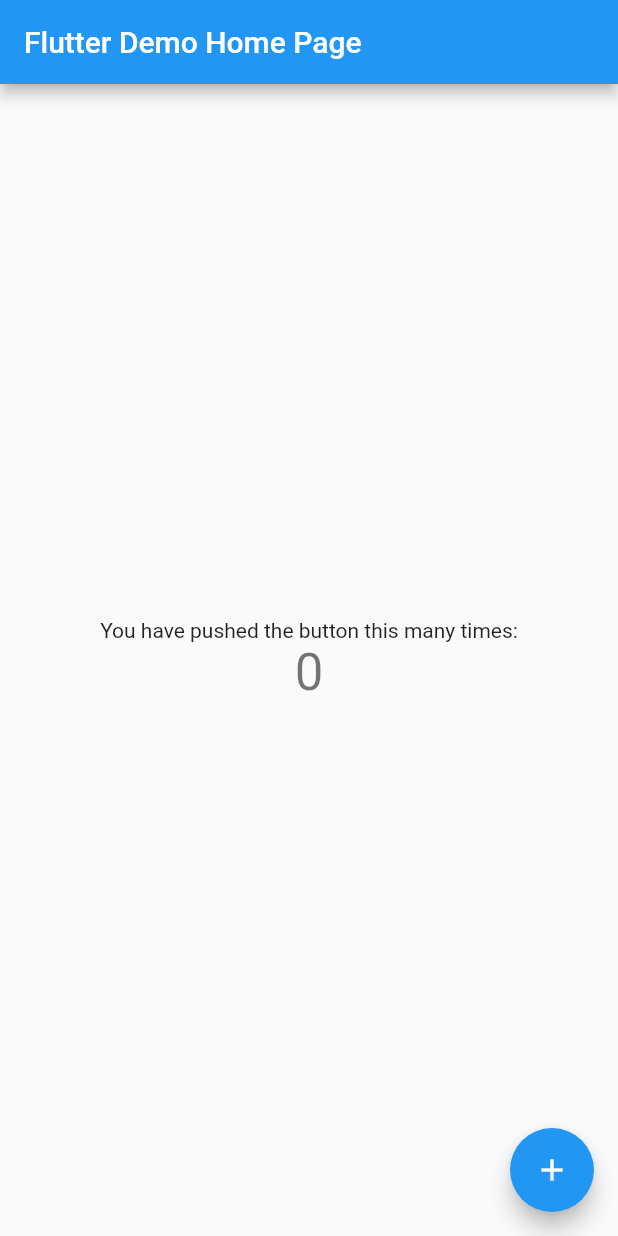
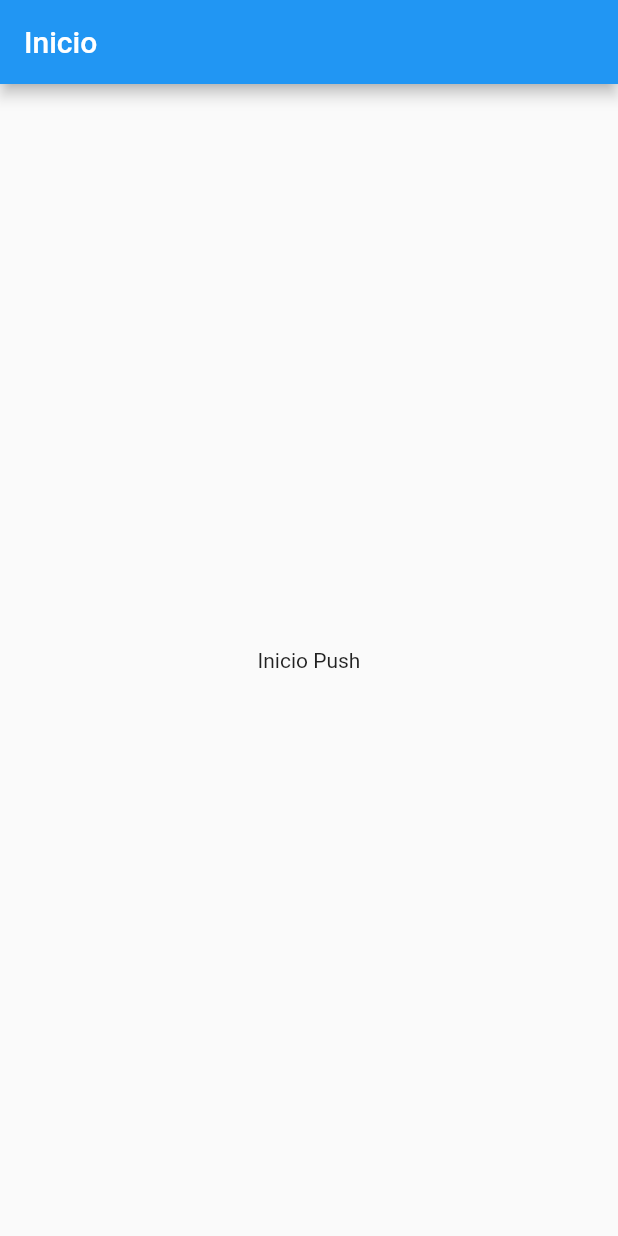
Before and after one commit to nathaliaaw/flutter_Mensajeria, a Flutter app: the screen it shows after launch, on a phone screen of 412 x 824 dp. Run offline on Flutter 3.47's test engine with Material 2 defaults, Android fonts, the phone set to English and light mode, and no system bars; our stand-ins replace firebase_core, firebase_messaging; accounts and stored records are empty.

Commit message:
Envio de mi prime mensaje push

```diff
--- a/notificaciones_push/lib/main.dart
+++ b/notificaciones_push/lib/main.dart
@@ -1,113 +1,54 @@
+
 import 'package:flutter/material.dart';
+import 'package:notificaciones_push/src/pages/home_page.dart';
+import 'package:notificaciones_push/src/pages/mensaje_page.dart';
+import 'package:notificaciones_push/src/servicio/notificacion_push_servicio.dart';
 
-void main() {
+void main() async {
+  WidgetsFlutterBinding.ensureInitialized();
+  await PushNotificationService.initializeApp();
+
   runApp(MyApp());
 }
 
-class MyApp extends StatelessWidget {
-  // This widget is the root of your application.
+class MyApp extends StatefulWidget {
   @override
-  Widget build(BuildContext context) {
-    return MaterialApp(
-      title: 'Flutter Demo',
-      theme: ThemeData(
-        // This is the theme of your application.
-        //
-        // Try running your application with "flutter run". You'll see the
-        // application has a blue toolbar. Then, without quitting the app, try
-        // changing the primarySwatch below to Colors.green and then invoke
-        // "hot reload" (press "r" in the console where you ran "flutter run",
-        // or simply save your changes to "hot reload" in a Flutter IDE).
-        // Notice that the counter didn't reset back to zero; the application
-        // is not restarted.
-        primarySwatch: Colors.blue,
-      ),
-      home: MyHomePage(title: 'Flutter Demo Home Page'),
-    );
-  }
+  _MyAppState createState() => _MyAppState();
 }
 
-class MyHomePage extends StatefulWidget {
-  MyHomePage({Key? key, required this.title}) : super(key: key);
+class _MyAppState extends State<MyApp> {
+  final GlobalKey<NavigatorState> navigatorKey =
+      new GlobalKey<NavigatorState>();
 
-  // This widget is the home page of your application. It is stateful, meaning
-  // that it has a State object (defined below) that contains fields that affect
-  // how it looks.
-
-  // This class is the configuration for the state. It holds the values (in this
-  // case the title) provided by the parent (in this case the App widget) and
-  // used by the build method of the State. Fields in a Widget subclass are
-  // always marked "final".
-
-  final String title;
+  final GlobalKey<ScaffoldMessengerState> messengerKey =
+      new GlobalKey<ScaffoldMessengerState>();
 
   @override
-  _MyHomePageState createState() => _MyHomePageState();
-}
+  void initState() {
+    super.initState();
 
-class _MyHomePageState extends State<MyHomePage> {
-  int _counter = 0;
+    // Context!
+    PushNotificationService.messagesStream.listen((message) {
+      // print('MyApp: $message');
+      navigatorKey.currentState?.pushNamed('message', arguments: message);
 
-  void _incrementCounter() {
-    setState(() {
-      // This call to setState tells the Flutter framework that something has
-      // changed in this State, which causes it to rerun the build method below
-      // so that the display can reflect the updated values. If we changed
-      // _counter without calling setState(), then the build method would not be
-      // called again, and so nothing would appear to happen.
-      _counter++;
+      final snackBar = SnackBar(content: Text(message));
+      messengerKey.currentState?.showSnackBar(snackBar);
     });
   }
 
   @override
   Widget build(BuildContext context) {
-    // This method is rerun every time setState is called, for instance as done
-    // by the _incrementCounter method above.
-    //
-    // The Flutter framework has been optimized to make rerunning build methods
-    // fast, so that you can just rebuild anything that needs updating rather
-    // than having to individually change instances of widgets.
-    return Scaffold(
-      appBar: AppBar(
-        // Here we take the value from the MyHomePage object that was created by
-        // the App.build method, and use it to set our appbar title.
-        title: Text(widget.title),
-      ),
-      body: Center(
-        // Center is a layout widget. It takes a single child and positions it
-        // in the middle of the parent.
-        child: Column(
-          // Column is also a layout widget. It takes a list of children and
-          // arranges them vertically. By default, it sizes itself to fit its
-          // children horizontally, and tries to be as tall as its parent.
-          //
-          // Invoke "debug painting" (press "p" in the console, choose the
-          // "Toggle Debug Paint" action from the Flutter Inspector in Android
-          // Studio, or the "Toggle Debug Paint" command in Visual Studio Code)
-          // to see the wireframe for each widget.
-          //
-          // Column has various properties to control how it sizes itself and
-          // how it positions its children. Here we use mainAxisAlignment to
-          // center the children vertically; the main axis here is the vertical
-          // axis because Columns are vertical (the cross axis would be
-          // horizontal).
-          mainAxisAlignment: MainAxisAlignment.center,
-          children: <Widget>[
-            Text(
-              'You have pushed the button this many times:',
-            ),
-            Text(
-              '$_counter',
-              style: Theme.of(context).textTheme.headline4,
-            ),
-          ],
-        ),
-      ),
-      floatingActionButton: FloatingActionButton(
-        onPressed: _incrementCounter,
-        tooltip: 'Increment',
-        child: Icon(Icons.add),
-      ), // This trailing comma makes auto-formatting nicer for build methods.
+    return MaterialApp(
+      debugShowCheckedModeBanner: false,
+      title: 'Material App',
+      initialRoute: 'home',
+      navigatorKey: navigatorKey, // Navegar
+      scaffoldMessengerKey: messengerKey, // Snacks
+      routes: {
+        'home': (_) => HomePage(),
+        'message': (_) => MensajePage(),
+      },
     );
   }
 }
--- /dev/null
+++ b/notificaciones_push/lib/src/pages/home_page.dart
@@ -0,0 +1,22 @@
+import 'package:flutter/material.dart';
+
+class HomePage extends StatefulWidget {
+  HomePage({Key? key}) : super(key: key);
+
+  @override
+  _HomePageState createState() => _HomePageState();
+}
+
+class _HomePageState extends State<HomePage> {
+  @override
+  Widget build(BuildContext context) {
+    return Scaffold(
+      appBar: AppBar(
+        title: Text('Inicio'),
+      ),
+      body: Center(
+        child: Text('Inicio Push'),
+      ),
+    );
+  }
+}
--- /dev/null
+++ b/notificaciones_push/lib/src/servicio/notificacion_push_servicio.dart
@@ -0,0 +1,60 @@
+import 'dart:async';
+
+import 'package:firebase_core/firebase_core.dart';
+import 'package:firebase_messaging/firebase_messaging.dart';
+
+class PushNotificationService {
+  static FirebaseMessaging messaging = FirebaseMessaging.instance;
+  static String? token;
+  static StreamController<String> _messageStream =
+      new StreamController.broadcast();
+  static Stream<String> get messagesStream => _messageStream.stream;
+
+  static Future _backgroundHandler(RemoteMessage message) async {
+    print('onBackground');
+    print(message.data);
+    _messageStream.add(message.data['clave'] ?? 'No hay datos');
+  }
+
+  static Future _onMessageHandler(RemoteMessage message) async {
+    print('onMessage');
+    print(message.data);
+    _messageStream.add(message.data['clave'] ?? 'No hay datos');
+  }
+
+  static Future _onMessageOpenApp(RemoteMessage message) async {
+    print('onMessageOpenApp');
+    print(message.data);
+    _messageStream.add(message.data['clave'] ?? 'No hay datos');
+  }
+
+  static Future initializeApp() async {
+    await Firebase.initializeApp();
+    await requestPermission();
+
+    token = await FirebaseMessaging.instance.getToken();
+    print('Token de la aplicacion : $token');
+
+    // Handlers
+    FirebaseMessaging.onBackgroundMessage(_backgroundHandler);
+    FirebaseMessaging.onMessage.listen(_onMessageHandler);
+    FirebaseMessaging.onMessageOpenedApp.listen(_onMessageOpenApp);
+  }
+
+  static requestPermission() async {
+    NotificationSettings settings = await messaging.requestPermission(
+        alert: true,
+        announcement: false,
+        badge: true,
+        carPlay: false,
+        criticalAlert: false,
+        provisional: false,
+        sound: true);
+
+    print('User push notification status ${settings.authorizationStatus}');
+  }
+
+  static closeStreams() {
+    _messageStream.close();
+  }
+}
--- a/notificaciones_push/pubspec.yaml
+++ b/notificaciones_push/pubspec.yaml
@@ -23,6 +23,8 @@
 dependencies:
   flutter:
     sdk: flutter
+  firebase_messaging: ^10.0.2
+  firebase_core: ^1.3.0
 
 
   # The following adds the Cupertino Icons font to your application.
```
Also changed, not shown: notificaciones_push/lib/src/pages/mensaje_page.dart (added, +17 -0 lines), notificaciones_push/pubspec.lock, 3 other files.
